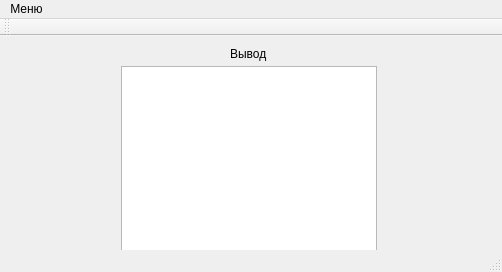
Before: the Qt Designer form kurs3/Visualnoe programirovanie/laby/lab1/lab1/mainwindow.ui in Snuper/prog, drawn with Qt 5.
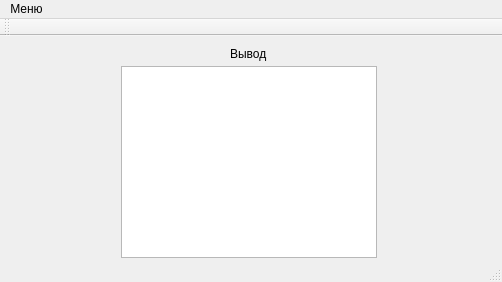
After: the same form once the commit is applied.

```diff
--- a/kurs3/Visualnoe programirovanie/laby/lab1/lab1/mainwindow.ui
+++ b/kurs3/Visualnoe programirovanie/laby/lab1/lab1/mainwindow.ui
@@ -7,9 +7,27 @@
     <x>0</x>
     <y>0</y>
     <width>502</width>
-    <height>272</height>
+    <height>282</height>
    </rect>
   </property>
+  <property name="sizePolicy">
+   <sizepolicy hsizetype="Fixed" vsizetype="Fixed">
+    <horstretch>0</horstretch>
+    <verstretch>0</verstretch>
+   </sizepolicy>
+  </property>
+  <property name="minimumSize">
+   <size>
+    <width>502</width>
+    <height>282</height>
+   </size>
+  </property>
+  <property name="maximumSize">
+   <size>
+    <width>502</width>
+    <height>282</height>
+   </size>
+  </property>
   <property name="windowTitle">
    <string>lab1</string>
   </property>
```
